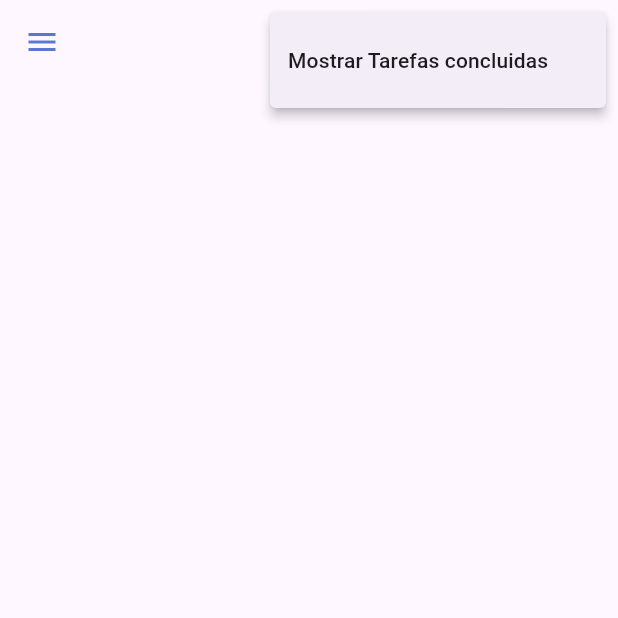
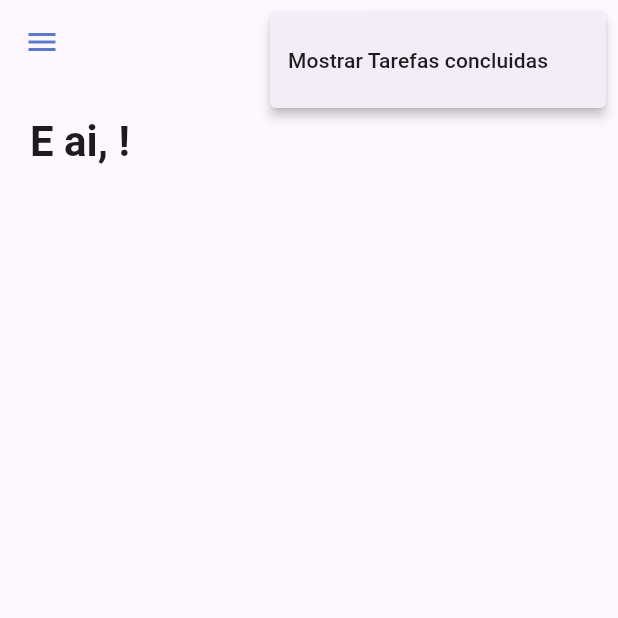
Before and after one commit to LucianoFraga27/Handson-ProviderSqlite, a Flutter app: the screen it shows once a user with an empty profile is signed in, after a tap on an icon or button, on a phone screen of 412 x 824 dp, the top half of it. Run offline on Flutter 3.47's test engine with Material 3 defaults, Android fonts, the phone set to English and light mode, and no system bars; our stand-ins replace firebase_auth, firebase_core, flutter_signin_button, google_sign_in, sqflite, sqflite_common and 1 more; missing offline and left inert: flutter_overlay_loader, validatorless; accounts and stored records are empty; network calls fail.

Commit message:
M6 pt1
home header

```diff
--- a/todo_list/lib/app/modules/home/home_page.dart
+++ b/todo_list/lib/app/modules/home/home_page.dart
@@ -2,6 +2,7 @@ import 'package:flutter/material.dart';
 import 'package:todo_list/app/core/ui/theme_extensions.dart';
 import 'package:todo_list/app/core/ui/todo_list_icons.dart';
 import 'package:todo_list/app/modules/home/widgets/home_drawer.dart';
+import 'package:todo_list/app/modules/home/widgets/home_header.dart';
 
 class HomePage extends StatelessWidget {
   const HomePage({super.key});
@@ -23,6 +24,30 @@ class HomePage extends StatelessWidget {
           ],
         ),
         drawer: HomeDrawer(),
-        body: Container());
+        body: LayoutBuilder(
+          builder: (context, constraints) {
+            return SingleChildScrollView(
+              child: ConstrainedBox(
+                  constraints: BoxConstraints(
+                      minHeight: constraints.maxHeight,
+                      minWidth: constraints.maxWidth),
+                      child: Container(
+                        margin: const EdgeInsets.symmetric(
+                          horizontal: 20,
+                        ),
+                        child: const IntrinsicHeight(
+                          child: Column(
+                            crossAxisAlignment: CrossAxisAlignment.start,
+                            children: [
+                              HomeHeader()
+                            ],
+                          ),
+                        ),
+
+                      ),),
+
+            );
+          },
+        ));
   }
 }
--- /dev/null
+++ b/todo_list/lib/app/modules/home/widgets/home_header.dart
@@ -0,0 +1,29 @@
+import 'package:flutter/material.dart';
+import 'package:provider/provider.dart';
+import 'package:todo_list/app/core/auth/auth_provider.dart';
+import 'package:todo_list/app/core/ui/theme_extensions.dart';
+
+class HomeHeader extends StatelessWidget {
+  const HomeHeader({super.key});
+
+  @override
+  Widget build(BuildContext context) {
+    return Row(
+      children: [
+        Padding(
+          padding: const EdgeInsets.symmetric(vertical: 20),
+          child: Selector<AuthProviderTODOLIST, String>(
+            builder: (context, value, child) {
+              return Text("E ai, $value!",
+                  style: context.textTheme.headlineMedium
+                      ?.copyWith(fontWeight: FontWeight.bold));
+            },
+            selector: (context, authProvider) {
+              return authProvider.user?.displayName ?? "Não informado";
+            },
+          ),
+        )
+      ],
+    );
+  }
+}
```
